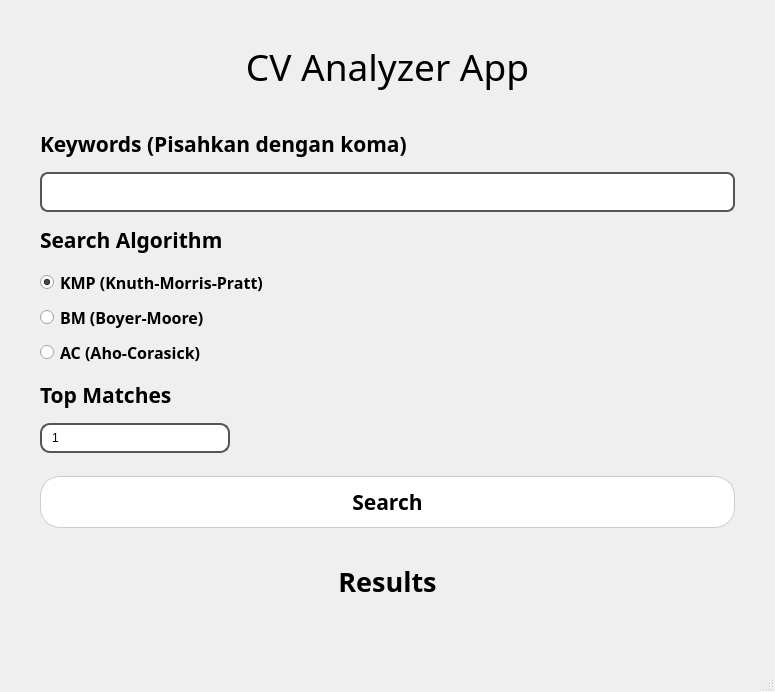
The window that src/ui/main_menu.ui (RealNath/Tubes3_hr) describes before a commit, drawn with Qt 5.
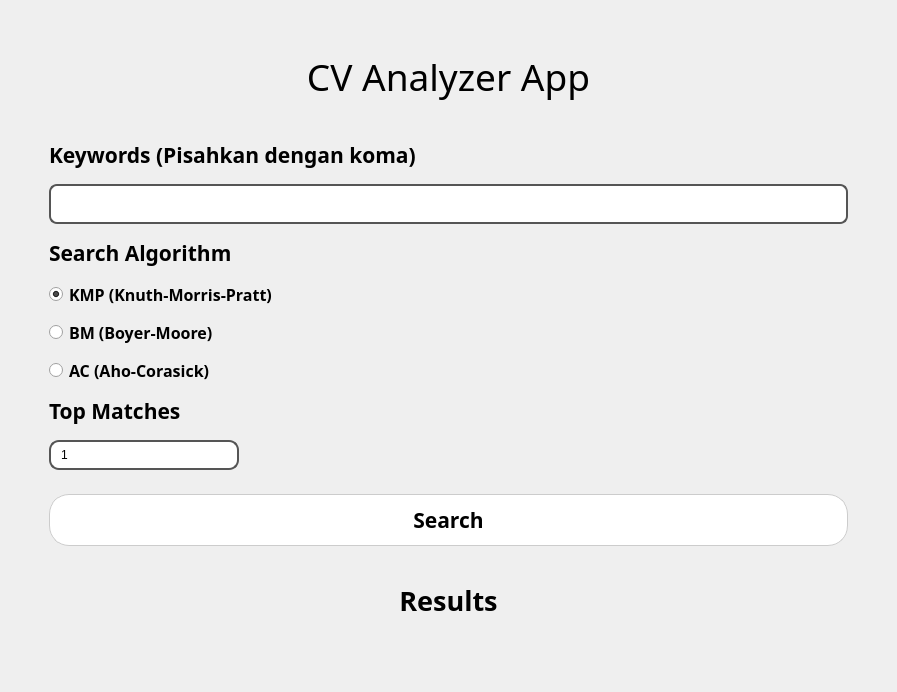
The same window after the commit.

Commit message: feat : added widget for search result

Diff of the .ui file:
```diff
--- a/src/ui/main_menu.ui
+++ b/src/ui/main_menu.ui
@@ -6,7 +6,7 @@
    <rect>
     <x>0</x>
     <y>0</y>
-    <width>775</width>
+    <width>897</width>
     <height>692</height>
    </rect>
   </property>
@@ -25,6 +25,30 @@
      <number>40</number>
     </property>
     <item>
+     <widget class="QScrollArea" name="scrollArea">
+      <property name="styleSheet">
+       <string notr="true">border: none;</string>
+      </property>
+      <property name="sizeAdjustPolicy">
+       <enum>QAbstractScrollArea::AdjustToContents</enum>
+      </property>
+      <property name="widgetResizable">
+       <bool>true</bool>
+      </property>
+      <property name="alignment">
+       <set>Qt::AlignLeading|Qt::AlignLeft|Qt::AlignVCenter</set>
+      </property>
+      <widget class="QWidget" name="scrollAreaWidgetContents_2">
+       <property name="geometry">
+        <rect>
+         <x>0</x>
+         <y>0</y>
+         <width>817</width>
+         <height>674</height>
+        </rect>
+       </property>
+       <layout class="QVBoxLayout" name="verticalLayout_2">
+        <item>
      <widget class="QLabel" name="label">
       <property name="sizePolicy">
        <sizepolicy hsizetype="Expanding" vsizetype="Preferred">
@@ -164,8 +188,6 @@
      </widget>
     </item>
     <item>
-     <layout class="QVBoxLayout" name="verticalAlgorithmLayout">
-      <item>
        <widget class="QRadioButton" name="radioKMP">
         <property name="font">
          <font>
@@ -213,8 +235,6 @@
         </property>
        </widget>
       </item>
-     </layout>
-    </item>
     <item>
      <widget class="QLabel" name="label_5">
       <property name="sizePolicy">
@@ -300,6 +320,24 @@
     </item>
     <item>
      <widget class="QPushButton" name="searchButton">
+          <property name="sizePolicy">
+           <sizepolicy hsizetype="Maximum" vsizetype="Fixed">
+            <horstretch>0</horstretch>
+            <verstretch>0</verstretch>
+           </sizepolicy>
+          </property>
+          <property name="minimumSize">
+           <size>
+            <width>300</width>
+            <height>0</height>
+           </size>
+          </property>
+          <property name="maximumSize">
+           <size>
+            <width>20000</width>
+            <height>16777215</height>
+           </size>
+          </property>
       <property name="font">
        <font>
         <family>Bahnschrift SemiBold</family>
@@ -407,7 +445,10 @@
     </item>
    </layout>
   </widget>
-  <widget class="QStatusBar" name="statusbar"/>
+     </widget>
+    </item>
+   </layout>
+  </widget>
  </widget>
  <resources/>
  <connections/>
```
Left out of the diff: 6 changed lines with no effect on the pictures. Lines whose indentation alone changed are shown as unchanged. The commit also changes 4 other files.
